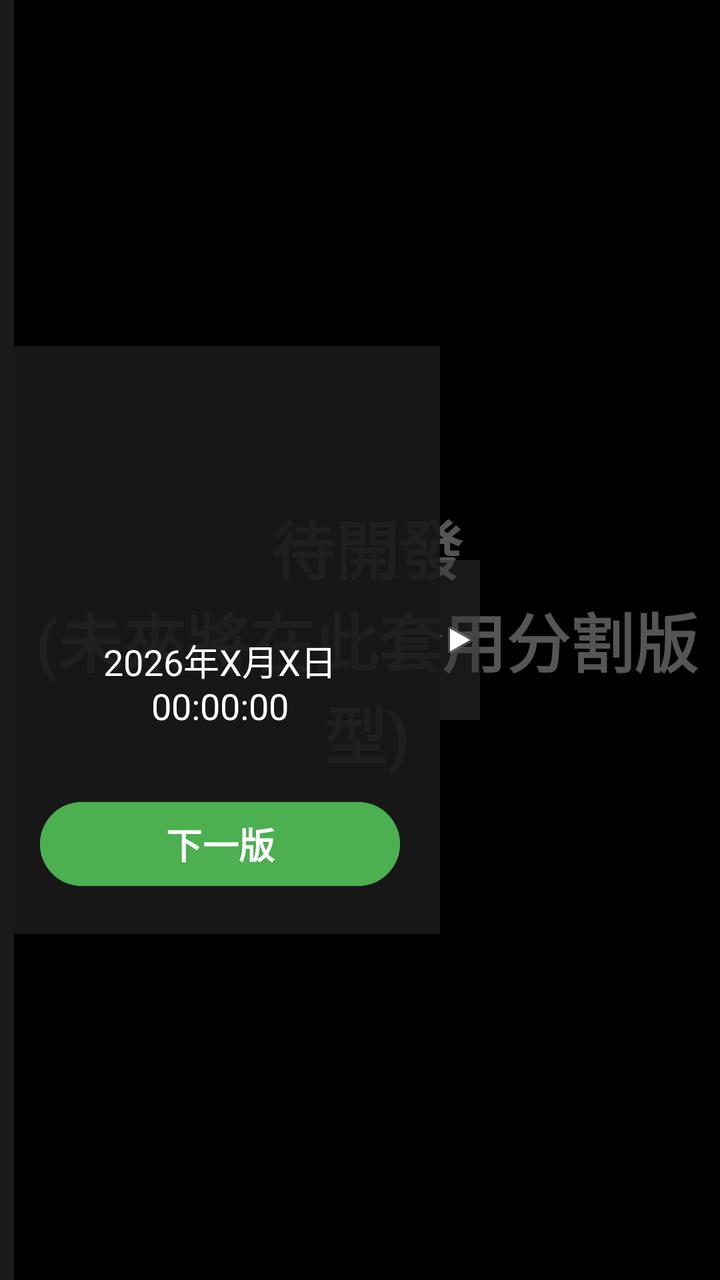
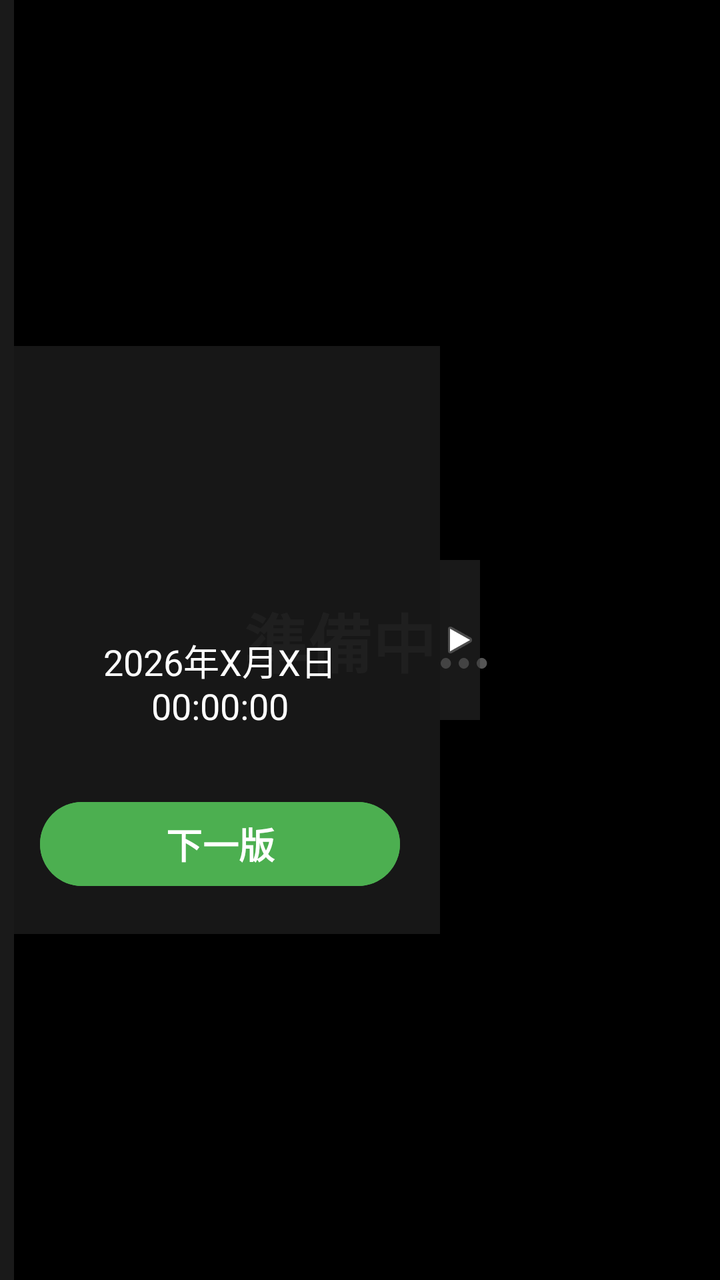

An Android layout rendered at two revisions. The XML below is the earlier revision; the diff shows what the commit changed to produce the second picture.
<!-- AndroidManifest.xml: application theme Theme.A3 -->
<!-- res/layout/player_split_main.xml -->
<?xml version="1.0" encoding="utf-8"?>
<FrameLayout xmlns:android="http://schemas.android.com/apk/res/android"
    android:layout_width="match_parent"
    android:layout_height="match_parent"
    android:background="#000000">

    <LinearLayout
        android:layout_width="match_parent"
        android:layout_height="match_parent"
        android:orientation="horizontal"
        android:weightSum="10">

        <FrameLayout
            android:layout_width="0dp"
            android:layout_height="match_parent"
            android:layout_weight="0.2"
            android:background="#1A1A1A" /> <FrameLayout
        android:id="@+id/main_content_container_player_split"
        android:layout_width="0dp"
        android:layout_height="match_parent"
        android:layout_weight="9.8">

        <TextView
            android:layout_width="wrap_content"
            android:layout_height="wrap_content"
            android:layout_gravity="center"
            android:text="待開發\n(未來將在此套用分割版型)"
            android:textColor="#555555"
            android:textSize="32sp"
            android:textStyle="bold"
            android:gravity="center" />
    </FrameLayout>
    </LinearLayout>

    <LinearLayout
        android:id="@+id/sliding_menu_root"
        android:layout_width="wrap_content"
        android:layout_height="match_parent"
        android:layout_gravity="start"
        android:orientation="horizontal">

        <LinearLayout
            android:id="@+id/menu_content_layout"
            android:layout_width="220dp"
            android:layout_height="wrap_content"
            android:layout_gravity="center_vertical"
            android:orientation="vertical"
            android:background="#E61A1A1A"
            android:padding="20dp"
            android:gravity="center_horizontal">

            <ImageView
                android:id="@+id/logo_split"
                android:layout_width="100dp"
                android:layout_height="100dp"
                android:src="@mipmap/ic_launcher"
                android:layout_marginBottom="24dp" />

            <TextView
                android:id="@+id/current_time_text_view_player_split"
                android:layout_width="wrap_content"
                android:layout_height="wrap_content"
                android:text="2026年X月X日\n00:00:00"
                android:textColor="#FFFFFF"
                android:textSize="18sp"
                android:gravity="center"
                android:layout_marginBottom="32dp" />

            <Button
                android:id="@+id/button_next_version_player_split"
                android:layout_width="match_parent"
                android:layout_height="50dp"
                android:text="下一版"
                android:textSize="18sp"
                android:textStyle="bold"
                android:textColor="#FFFFFF"
                android:backgroundTint="#4CAF50" />
        </LinearLayout>

        <FrameLayout
            android:id="@+id/menu_toggle_button"
            android:layout_width="20dp"
            android:layout_height="80dp"
            android:layout_gravity="center_vertical"
            android:background="#80333333">

            <ImageView
                android:id="@+id/menu_toggle_icon"
                android:layout_width="wrap_content"
                android:layout_height="wrap_content"
                android:layout_gravity="center"
                android:src="@android:drawable/ic_media_play" />
        </FrameLayout>

    </LinearLayout>
</FrameLayout>
<!-- resources referenced by this layout -->
<resources>
  <!-- mipmap ic_launcher (mipmap-anydpi-v26) -->
  <?xml version="1.0" encoding="utf-8"?>
  <adaptive-icon xmlns:android="http://schemas.android.com/apk/res/android">
      <background android:drawable="@color/ic_launcher_background"/>
      <foreground android:drawable="@mipmap/ic_launcher_foreground"/>
  </adaptive-icon>
  <style name="Theme.A3" parent="Base.Theme.A3" />
  <color name="ic_launcher_background">#FFFFFF</color>
  <style name="Base.Theme.A3" parent="Theme.Material3.DayNight.NoActionBar">
          
          
      </style>
</resources>

<!-- the commit's change to res/layout/player_split_main.xml (unified diff, before → after) -->
@@ -14,22 +14,25 @@
             android:layout_width="0dp"
             android:layout_height="match_parent"
             android:layout_weight="0.2"
-            android:background="#1A1A1A" /> <FrameLayout
-        android:id="@+id/main_content_container_player_split"
-        android:layout_width="0dp"
-        android:layout_height="match_parent"
-        android:layout_weight="9.8">
+            android:background="#1A1A1A" />
 
-        <TextView
-            android:layout_width="wrap_content"
-            android:layout_height="wrap_content"
-            android:layout_gravity="center"
-            android:text="待開發\n(未來將在此套用分割版型)"
-            android:textColor="#555555"
-            android:textSize="32sp"
-            android:textStyle="bold"
-            android:gravity="center" />
-    </FrameLayout>
+        <FrameLayout
+            android:id="@+id/main_content_container_player_split"
+            android:layout_width="0dp"
+            android:layout_height="match_parent"
+            android:layout_weight="9.8"
+            android:background="#000000">
+
+            <TextView
+                android:layout_width="wrap_content"
+                android:layout_height="wrap_content"
+                android:layout_gravity="center"
+                android:gravity="center"
+                android:text="準備中..."
+                android:textColor="#555555"
+                android:textSize="32sp"
+                android:textStyle="bold" />
+        </FrameLayout>
     </LinearLayout>
 
     <LinearLayout
@@ -44,37 +47,37 @@
             android:layout_width="220dp"
             android:layout_height="wrap_content"
             android:layout_gravity="center_vertical"
+            android:background="#E61A1A1A"
+            android:gravity="center_horizontal"
             android:orientation="vertical"
-            android:background="#E61A1A1A"
-            android:padding="20dp"
-            android:gravity="center_horizontal">
+            android:padding="20dp">
 
             <ImageView
                 android:id="@+id/logo_split"
                 android:layout_width="100dp"
                 android:layout_height="100dp"
-                android:src="@mipmap/ic_launcher"
-                android:layout_marginBottom="24dp" />
+                android:layout_marginBottom="24dp"
+                android:src="@mipmap/ic_launcher" />
 
             <TextView
                 android:id="@+id/current_time_text_view_player_split"
                 android:layout_width="wrap_content"
                 android:layout_height="wrap_content"
+                android:layout_marginBottom="32dp"
+                android:gravity="center"
                 android:text="2026年X月X日\n00:00:00"
                 android:textColor="#FFFFFF"
-                android:textSize="18sp"
-                android:gravity="center"
-                android:layout_marginBottom="32dp" />
+                android:textSize="18sp" />
 
             <Button
                 android:id="@+id/button_next_version_player_split"
                 android:layout_width="match_parent"
                 android:layout_height="50dp"
+                android:backgroundTint="#4CAF50"
                 android:text="下一版"
+                android:textColor="#FFFFFF"
                 android:textSize="18sp"
-                android:textStyle="bold"
-                android:textColor="#FFFFFF"
-                android:backgroundTint="#4CAF50" />
+                android:textStyle="bold" />
         </LinearLayout>
 
         <FrameLayout
